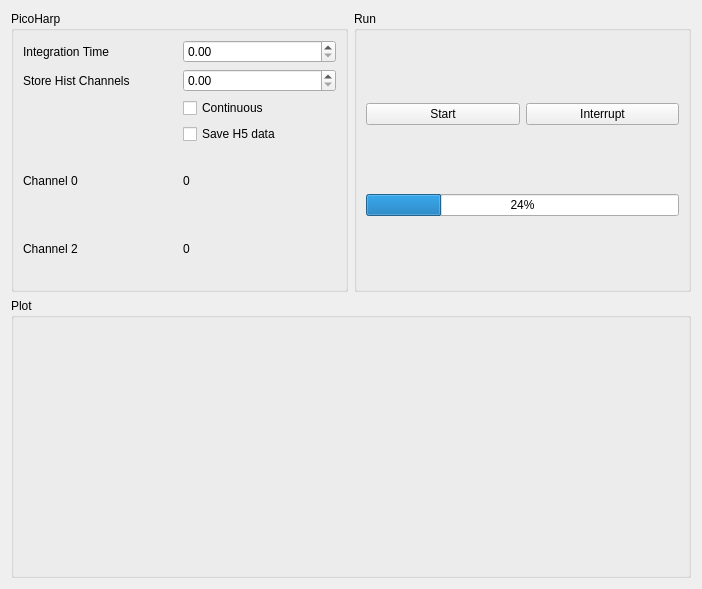
Qt form HW_Picoharp/picoharp_hist_measure.ui (GingerLabUW/Microscope_App) before a commit.
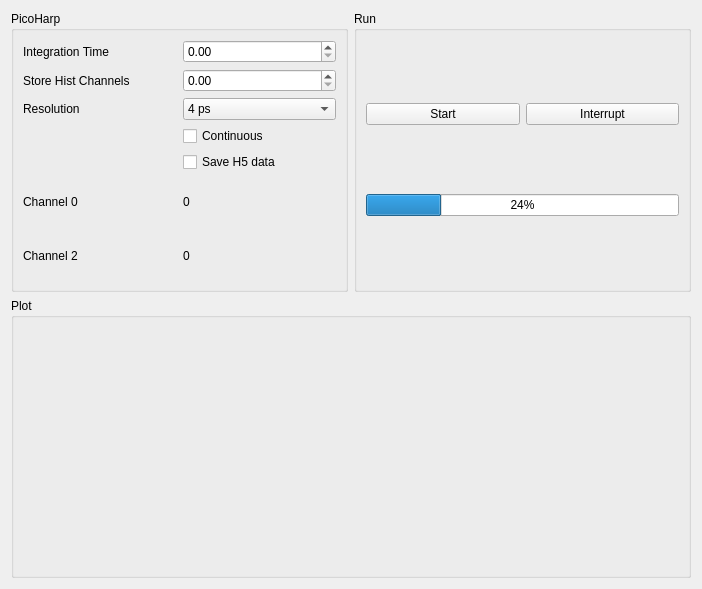
The same form after that commit.

Commit message: added resolution to pico UIs, fix resolution update

Patch:
```diff
--- a/HW_Picoharp/picoharp_hist_measure.ui
+++ b/HW_Picoharp/picoharp_hist_measure.ui
@@ -58,19 +58,6 @@
       <string>PicoHarp</string>
      </property>
      <layout class="QGridLayout" name="gridLayout">
-      <item row="3" column="1">
-       <widget class="QCheckBox" name="save_h5_checkBox">
-        <property name="text">
-         <string>Save H5 data</string>
-        </property>
-       </widget>
-      </item>
-      <item row="0" column="1">
-       <widget class="QDoubleSpinBox" name="picoharp_tacq_doubleSpinBox"/>
-      </item>
-      <item row="1" column="1">
-       <widget class="QDoubleSpinBox" name="hist_channels_doubleSpinBox"/>
-      </item>
       <item row="0" column="0">
        <widget class="QLabel" name="label">
         <property name="text">
@@ -85,41 +72,105 @@
         </property>
        </widget>
       </item>
-      <item row="4" column="0">
+      <item row="5" column="0">
        <widget class="QLabel" name="label_3">
         <property name="text">
          <string>Channel 0</string>
         </property>
        </widget>
       </item>
-      <item row="5" column="0">
-       <widget class="QLabel" name="label_4">
+      <item row="1" column="1">
+       <widget class="QDoubleSpinBox" name="hist_channels_doubleSpinBox"/>
+      </item>
+      <item row="0" column="1">
+       <widget class="QDoubleSpinBox" name="picoharp_tacq_doubleSpinBox"/>
+      </item>
+      <item row="4" column="1">
+       <widget class="QCheckBox" name="save_h5_checkBox">
         <property name="text">
-         <string>Channel 2</string>
+         <string>Save H5 data</string>
         </property>
        </widget>
       </item>
-      <item row="2" column="1">
+      <item row="3" column="1">
        <widget class="QCheckBox" name="continuous_checkBox">
         <property name="text">
          <string>Continuous</string>
         </property>
        </widget>
       </item>
-      <item row="4" column="1">
-       <widget class="QLabel" name="ch0_label">
+      <item row="6" column="0">
+       <widget class="QLabel" name="label_4">
         <property name="text">
-         <string>0</string>
+         <string>Channel 2</string>
         </property>
        </widget>
       </item>
-      <item row="5" column="1">
+      <item row="6" column="1">
        <widget class="QLabel" name="ch1_label">
         <property name="text">
          <string>0</string>
         </property>
        </widget>
       </item>
+      <item row="5" column="1">
+       <widget class="QLabel" name="ch0_label">
+        <property name="text">
+         <string>0</string>
+        </property>
+       </widget>
+      </item>
+      <item row="2" column="1">
+       <widget class="QComboBox" name="resolution_comboBox">
+        <item>
+         <property name="text">
+          <string>4 ps</string>
+         </property>
+        </item>
+        <item>
+         <property name="text">
+          <string>8 ps</string>
+         </property>
+        </item>
+        <item>
+         <property name="text">
+          <string>16 ps</string>
+         </property>
+        </item>
+        <item>
+         <property name="text">
+          <string>32 ps</string>
+         </property>
+        </item>
+        <item>
+         <property name="text">
+          <string>64 ps</string>
+         </property>
+        </item>
+        <item>
+         <property name="text">
+          <string>128 ps</string>
+         </property>
+        </item>
+        <item>
+         <property name="text">
+          <string>256 ps</string>
+         </property>
+        </item>
+        <item>
+         <property name="text">
+          <string>512 ps</string>
+         </property>
+        </item>
+       </widget>
+      </item>
+      <item row="2" column="0">
+       <widget class="QLabel" name="label_5">
+        <property name="text">
+         <string>Resolution</string>
+        </property>
+       </widget>
+      </item>
      </layout>
     </widget>
    </item>
```
The commit also changes 5 other files.
